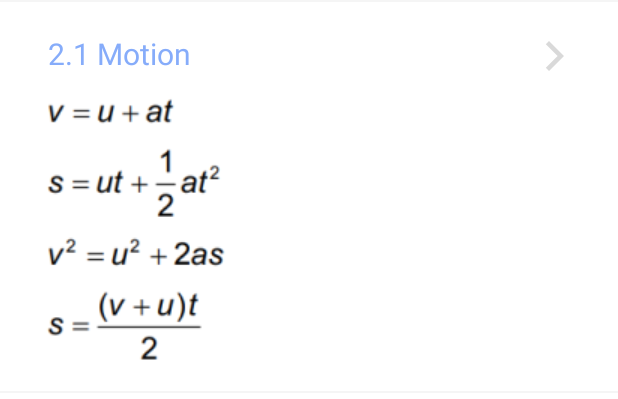
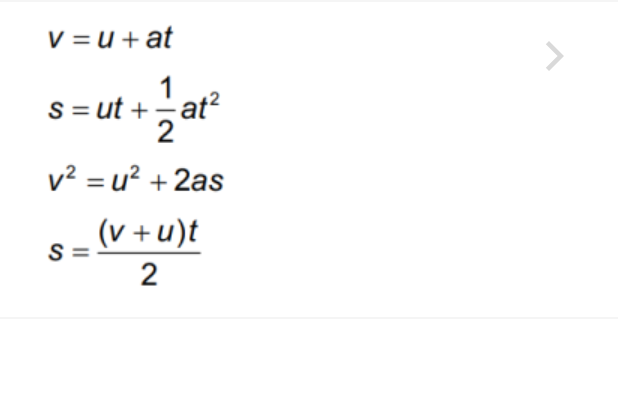
Before and after one commit to zjayee/IB-Physics-Data-Review, an Android app: the layout formula_item.xml on its own in the app's theme, with its tools: preview values and no code run, on a phone screen of 412 x 824 dp. Shown: the top 399 px of the screen. Run offline under Robolectric (Android 15) with nearby library versions, the phone set to English and light mode, and no system bars; Roboto replaces fonts that are not available here.

Commit message:
Fixed formula adapter repeating header bug

```diff
--- a/app/src/main/java/com/example/physicsdatareview/DataStorage.java
+++ b/app/src/main/java/com/example/physicsdatareview/DataStorage.java
@@ -12,6 +12,7 @@ public class DataStorage {
     public static HashMap<Double, String> subtopicMap = new HashMap<>();
     public static  ArrayList<Formula> formulaList = new ArrayList<>();
 
+    //TODO: resize formula images
     public static void populateFormulaList(){
         formulaList = new ArrayList<>(Arrays.asList(
                 new Formula(1.2, R.drawable.e1_2, context.getResources().getString(R.string.e1_2)),
--- a/app/src/main/res/layout/formula_item.xml
+++ b/app/src/main/res/layout/formula_item.xml
@@ -17,7 +17,7 @@
 
     <TextView
         android:id="@+id/header_textview"
-        android:layout_width="wrap_content"
+        android:layout_width="300dp"
         android:layout_height="wrap_content"
         app:layout_constraintTop_toTopOf="parent"
         app:layout_constraintLeft_toLeftOf="parent"
@@ -27,7 +27,7 @@
         android:fontFamily="@font/roboto_medium"
         android:textSize="20sp"
         android:textColor="@color/blue"
-
+        android:visibility="gone"
         />
 
     <ImageView
```
Also changed, not shown: app/src/main/java/com/example/physicsdatareview/FormulaAdapter.java (+7 -3 lines).
